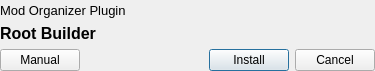
The window that src/plugin/pluginfinder/ui/pluginfinder_install.ui (Kezyma/ModOrganizer-Plugins) describes before a commit, drawn with Qt 5.
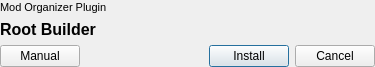
The same window after the commit.

Patch:
```diff
--- a/src/plugin/pluginfinder/ui/pluginfinder_install.ui
+++ b/src/plugin/pluginfinder/ui/pluginfinder_install.ui
@@ -7,7 +7,7 @@
     <x>0</x>
     <y>0</y>
     <width>375</width>
-    <height>71</height>
+    <height>67</height>
    </rect>
   </property>
   <property name="minimumSize">
@@ -39,7 +39,7 @@
     <widget class="QLabel" name="modNameLabel">
      <property name="font">
       <font>
-       <pointsize>10</pointsize>
+       <pointsize>8</pointsize>
        <weight>50</weight>
        <bold>false</bold>
       </font>
```
